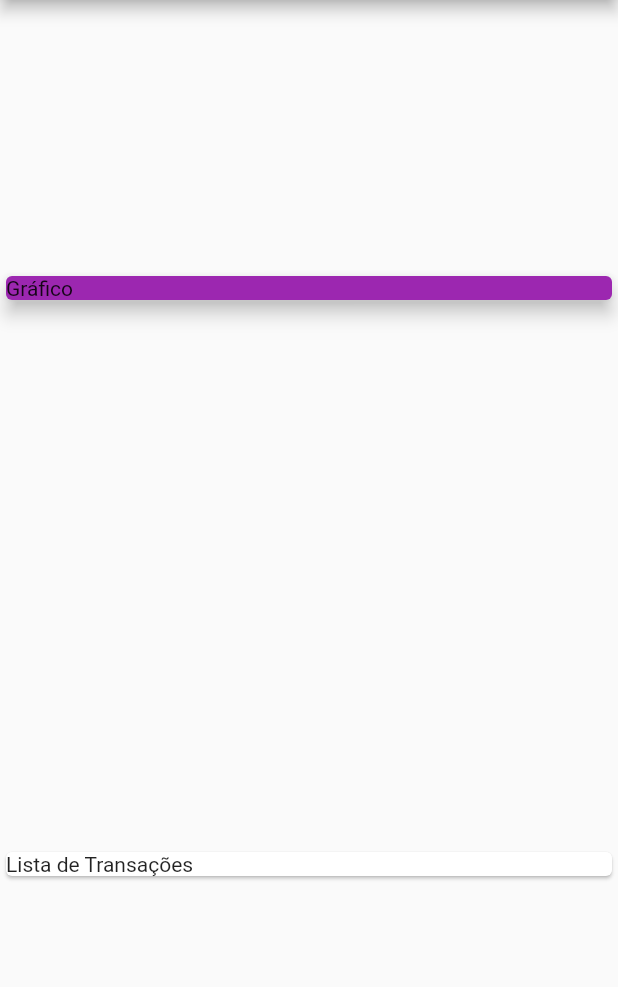
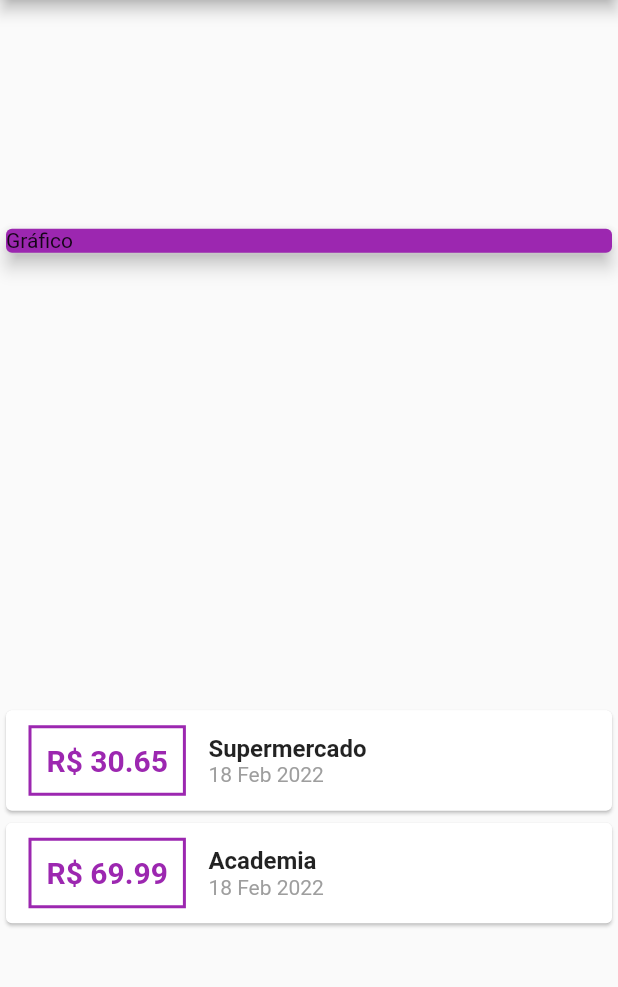
Before and after one commit to joaoffnogueira/purple_expenses, a Flutter app: the screen it shows after launch, on a phone screen of 412 x 824 dp, the part 84-1071 px from its top. Run offline on Flutter 3.47's test engine with Material 2 defaults, Android fonts, the phone set to English and light mode, and no system bars.

Commit message:
display transactions in cards

```diff
--- a/lib/main.dart
+++ b/lib/main.dart
@@ -1,4 +1,6 @@
 import 'package:flutter/material.dart';
+import 'package:purple_expenses/models/transaction.dart';
+import 'package:intl/intl.dart';
 
 void main() {
   runApp(const PurpleExpenses());
@@ -14,15 +16,21 @@
       theme: ThemeData(
         primarySwatch: Colors.deepPurple,
       ),
-      home: const MyHomePage(title: 'Purple Expenses'),
+      home: MyHomePage(title: 'Purple Expenses'),
     );
   }
 }
 
 class MyHomePage extends StatelessWidget {
-  const MyHomePage({Key? key, required this.title}) : super(key: key);
+  MyHomePage({Key? key, required this.title}) : super(key: key);
 
   final String title;
+  final _transactions = [
+    Transaction(
+        id: 't1', title: 'Supermercado', value: 30.65, date: DateTime.now()),
+    Transaction(
+        id: 't2', title: 'Academia', value: 69.99, date: DateTime.now()),
+  ];
 
   @override
   Widget build(BuildContext context) {
@@ -41,8 +49,46 @@
               child: Text('Gráfico'),
             ),
           ),
-          Card(
-            child: Text('Lista de Transações'),
+          Column(
+            children: _transactions.map((transaction) {
+              return Card(
+                child: Row(
+                  children: [
+                    Container(
+                      margin:
+                          EdgeInsets.symmetric(horizontal: 15, vertical: 10),
+                      decoration: BoxDecoration(
+                          border: Border.all(
+                        color: Colors.purple,
+                        width: 2,
+                      )),
+                      padding: EdgeInsets.all(10),
+                      child: Text(
+                        'R\$ ${transaction.value.toStringAsFixed(2)}',
+                        style: TextStyle(
+                            fontWeight: FontWeight.bold,
+                            fontSize: 20,
+                            color: Colors.purple),
+                      ),
+                    ),
+                    Column(
+                      crossAxisAlignment: CrossAxisAlignment.start,
+                      children: [
+                        Text(
+                          transaction.title,
+                          style: TextStyle(
+                              fontSize: 16, fontWeight: FontWeight.bold),
+                        ),
+                        Text(
+                          DateFormat('d MMM y').format(transaction.date),
+                          style: TextStyle(color: Colors.grey),
+                        )
+                      ],
+                    )
+                  ],
+                ),
+              );
+            }).toList(),
           )
         ],
       ),
--- a/pubspec.yaml
+++ b/pubspec.yaml
@@ -29,7 +29,7 @@
 dependencies:
   flutter:
     sdk: flutter
-
+  intl: ^0.17.0
 
   # The following adds the Cupertino Icons font to your application.
   # Use with the CupertinoIcons class for iOS style icons.
```
Also changed, not shown: pubspec.lock, 1 other file.
